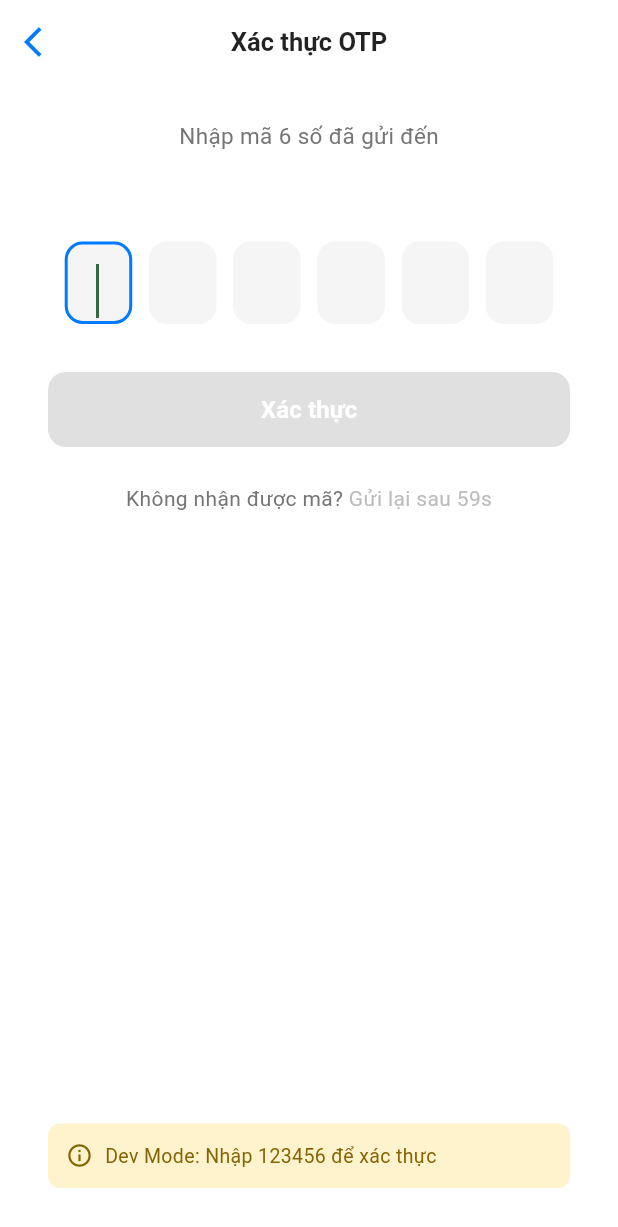
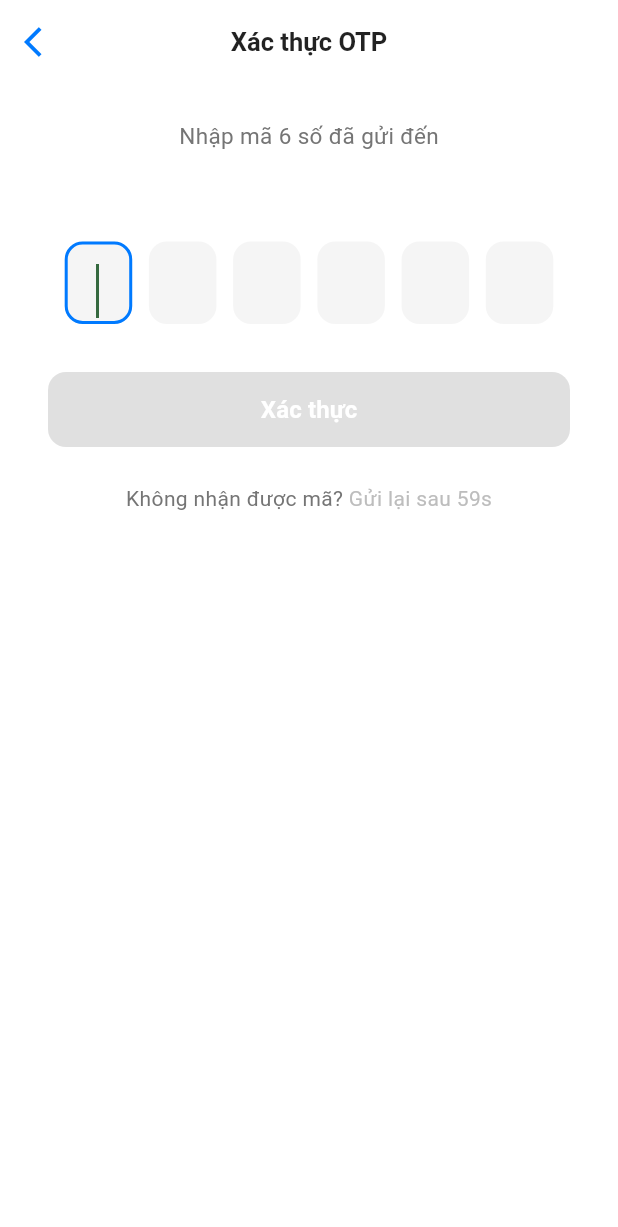
Before and after one commit to DVM1987/appchat, a Flutter app: the OtpVerificationScreen screen opened directly with empty values, on a phone screen of 412 x 824 dp. Shown: the top 1227 px of the screen. Run offline on Flutter 3.47's test engine with Material 3 defaults, Android fonts, the phone set to English and light mode, and no system bars; our stand-ins replace audioplayers, emoji_picker_flutter, equatable, firebase_core, firebase_messaging, flutter_local_notifications and 5 more; missing offline and left inert: agora_rtc_engine, mobile_scanner, record, signalr_netcore; accounts and stored records are empty.

Commit message:
fix: Remove dev mode OTP hint banner from verification screen

```diff
--- a/mobile/lib/presentation/screens/auth/otp_verification_screen.dart
+++ b/mobile/lib/presentation/screens/auth/otp_verification_screen.dart
@@ -412,28 +412,7 @@ class _OtpVerificationScreenState extends State<OtpVerificationScreen> {
               ],
             ),
 
-            // Dev mode hint
             const Spacer(),
-            Container(
-              margin: const EdgeInsets.only(bottom: 32),
-              padding: const EdgeInsets.all(12),
-              decoration: BoxDecoration(
-                color: const Color(0xFFFFF3CD),
-                borderRadius: BorderRadius.circular(8),
-              ),
-              child: const Row(
-                children: [
-                  Icon(Icons.info_outline, size: 18, color: Color(0xFF856404)),
-                  SizedBox(width: 8),
-                  Expanded(
-                    child: Text(
-                      'Dev Mode: Nhập 123456 để xác thực',
-                      style: TextStyle(color: Color(0xFF856404), fontSize: 13),
-                    ),
-                  ),
-                ],
-              ),
-            ),
           ],
         ),
       ),
```
